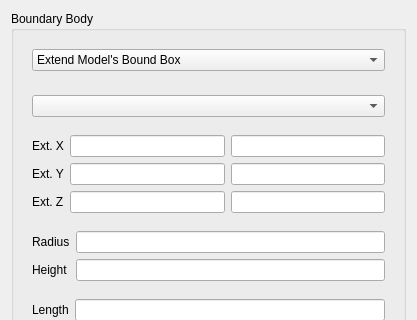
Old version of the form src/Mod/Path/Gui/Resources/panels/DressupPathBoundary.ui in the repository southseact-3d/fcd; both pictures show x 0 to 417 and y 0 to 320 of the 417 by 647 pixel window.
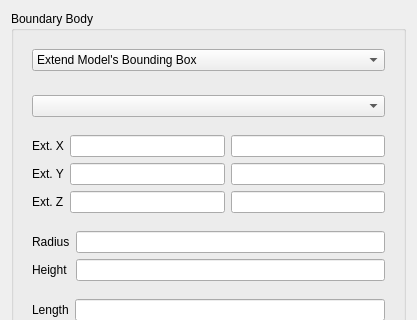
New version of the form. Custom widgets are drawn as their Qt base class.

Commit message: Path: Unify use of 'bounding box' terminology

Diff of the .ui file:
```diff
--- a/src/Mod/Path/Gui/Resources/panels/DressupPathBoundary.ui
+++ b/src/Mod/Path/Gui/Resources/panels/DressupPathBoundary.ui
@@ -52,7 +52,7 @@
            </item>
            <item>
             <property name="text">
-             <string>Extend Model's Bound Box</string>
+             <string>Extend Model's Bounding Box</string>
             </property>
            </item>
            <item>
```
Left out of the diff: 12 changed lines with no effect on the pictures. The commit also changes 7 other files.
